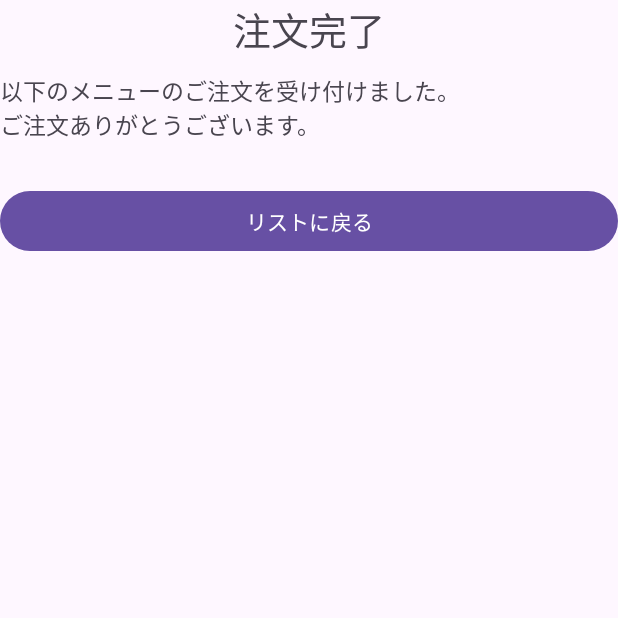
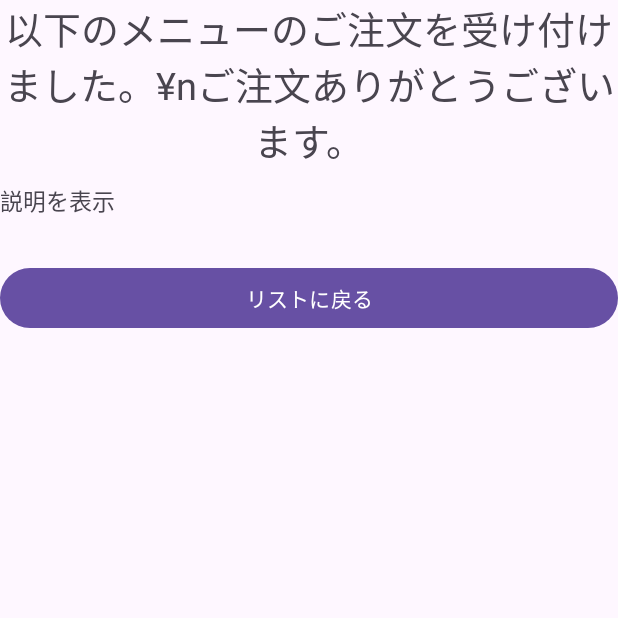
Before and after one commit to showyha08/AndroidTest8.1, an Android app: the MenuThanksActivity screen opened directly, with no data from a screen before it, on a phone screen of 412 x 824 dp, the top half of it. Run offline under Robolectric (Android 15) with nearby library versions, the phone set to English and light mode, and no system bars.

Commit message:
Revert "fix_lauout"
This reverts commit dc1606284c871e637d444f2f31d793487f180df4.

```diff
--- a/app/src/main/java/com/websarva/wings/android/menusample/MainActivity.kt
+++ b/app/src/main/java/com/websarva/wings/android/menusample/MainActivity.kt
@@ -17,7 +17,7 @@ class MainActivity : AppCompatActivity() {
     private val _from = arrayOf("name", "price")
 
     //SimpleAdapterの第5引数toに使用するプロパティ
-    private val _to = intArrayOf(R.id.tvMenuNameRow, R.id.tvMenuPriceRow)
+    private val _to = intArrayOf(R.id.tvMenuNameRow, R.id.tvMenuNameRow)
 
     override fun onCreate(savedInstanceState: Bundle?) {
         super.onCreate(savedInstanceState)
--- a/app/src/main/res/layout/activity_menu_thanks.xml
+++ b/app/src/main/res/layout/activity_menu_thanks.xml
@@ -9,14 +9,14 @@
         android:layout_height="wrap_content"
         android:layout_marginBottom="10dp"
         android:gravity="center"
-        android:text="@string/tv_thx_title"
+        android:text="@string/tv_thx_text"
         android:textSize="25sp" />
 
     <TextView
         android:layout_width="match_parent"
         android:layout_height="wrap_content"
         android:layout_marginBottom="10dp"
-        android:text="@string/tv_thx_desc"
+        android:text="@string/menu_list_options_desc"
         android:textSize="15sp" />
 
     <androidx.appcompat.widget.LinearLayoutCompat
@@ -40,5 +40,5 @@
         android:layout_width="match_parent"
         android:layout_height="wrap_content"
         android:onClick="onBackButtonClick"
-        android:text="@string/bt_thx_back" />
+        android:text="@string/tv_thx_back" />
 </LinearLayout>
--- a/app/src/main/res/layout/row.xml
+++ b/app/src/main/res/layout/row.xml
@@ -19,14 +19,12 @@
         android:layout_marginBottom="10dp"
         android:textSize="18sp">
 
-<!--   金額を表示     -->
         <TextView
             android:id="@+id/tvMenuPriceRow"
             android:layout_width="wrap_content"
             android:layout_height="wrap_content"
             android:textSize="14sp" />
 
-<!-- 円を表示   -->
         <TextView
             android:layout_width="wrap_content"
             android:layout_height="wrap_content"
--- a/app/src/main/res/values/strings.xml
+++ b/app/src/main/res/values/strings.xml
@@ -8,7 +8,4 @@
     <string name="menu_list_options_header">操作を選んでください</string>
     <string name="tv_thx_text">以下のメニューのご注文を受け付けました。¥nご注文ありがとうございます。</string>
     <string name="tv_thx_back">リストに戻る</string>
-    <string name="tv_thx_title">注文完了</string>
-    <string name="tv_thx_desc">以下のメニューのご注文を受け付けました。\nご注文ありがとうございます。</string>
-    <string name="bt_thx_back">リストに戻る</string>
 </resources>
```
